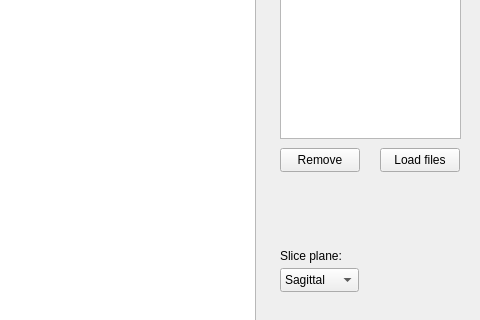
The window that src/mainwindow.ui (egor79k/vertical_stitching) describes before a commit, drawn with Qt 5; both pictures show x 110 to 590 and y 92 to 412 of the 590 by 600 pixel window.
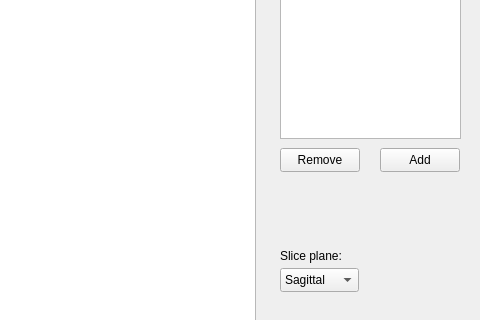
The same window after the commit.

What changed in the file:
```diff
--- a/src/mainwindow.ui
+++ b/src/mainwindow.ui
@@ -27,7 +27,7 @@
      <string>&lt;html&gt;&lt;head/&gt;&lt;body&gt;&lt;p&gt;Add scans to stitch&lt;/p&gt;&lt;/body&gt;&lt;/html&gt;</string>
     </property>
     <property name="text">
-     <string>Load files</string>
+     <string>Add</string>
     </property>
    </widget>
    <widget class="QSpinBox" name="sliceSpinBox">
```
